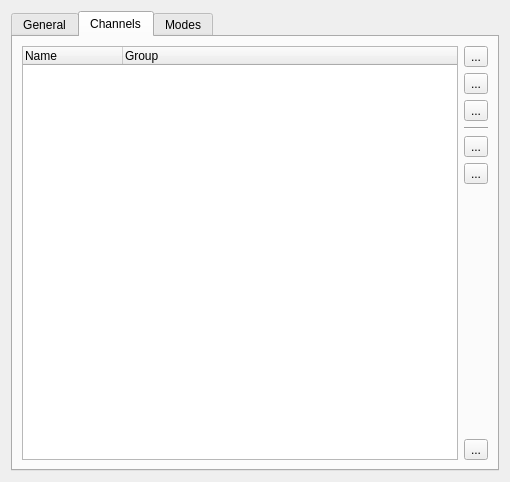
Qt form trunk/fixtureeditor/fixtureeditor.ui (Bondzio/qlc) before a commit.
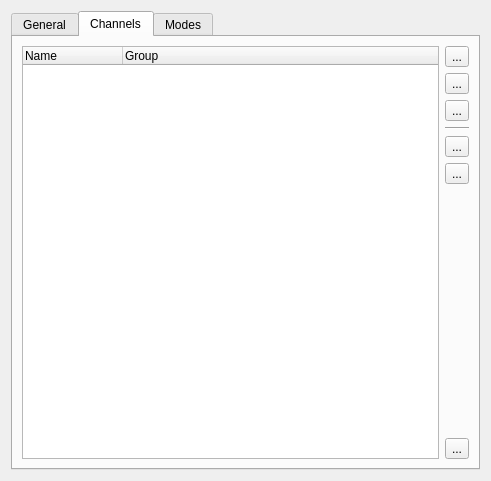
The same form after that commit. The open tabs and pages were chosen to show the change. Icons and pictures are not drawn.

Commit message: Simplified the layout objects in some of the editor windows and resized icons to 32x32

The edit to the form file:
```diff
--- a/trunk/fixtureeditor/fixtureeditor.ui
+++ b/trunk/fixtureeditor/fixtureeditor.ui
@@ -6,15 +6,15 @@
    <rect>
     <x>0</x>
     <y>0</y>
-    <width>510</width>
-    <height>482</height>
+    <width>491</width>
+    <height>481</height>
    </rect>
   </property>
   <property name="windowTitle">
    <string>Fixture</string>
   </property>
-  <layout class="QVBoxLayout" name="verticalLayout">
-   <item>
+  <layout class="QGridLayout" name="gridLayout_3">
+   <item row="0" column="0">
     <widget class="QTabWidget" name="m_tab">
      <property name="currentIndex">
       <number>0</number>
@@ -183,8 +183,8 @@
       <attribute name="title">
        <string>Channels</string>
       </attribute>
-      <layout class="QHBoxLayout">
-       <item>
+      <layout class="QGridLayout" name="gridLayout_2">
+       <item row="0" column="0" rowspan="8">
         <widget class="QTreeWidget" name="m_channelList">
          <property name="alternatingRowColors">
           <bool>true</bool>
@@ -213,9 +213,7 @@
          </column>
         </widget>
        </item>
-       <item>
-        <layout class="QVBoxLayout">
-         <item>
+       <item row="0" column="1">
           <widget class="QToolButton" name="m_addChannelButton">
            <property name="toolTip">
             <string>Add a channel</string>
@@ -229,13 +227,13 @@
            </property>
            <property name="iconSize">
             <size>
-             <width>26</width>
-             <height>26</height>
+           <width>32</width>
+           <height>32</height>
             </size>
            </property>
           </widget>
          </item>
-         <item>
+       <item row="1" column="1">
           <widget class="QToolButton" name="m_removeChannelButton">
            <property name="toolTip">
             <string>Remove the selected channel</string>
@@ -249,13 +247,13 @@
            </property>
            <property name="iconSize">
             <size>
-             <width>26</width>
-             <height>26</height>
+           <width>32</width>
+           <height>32</height>
             </size>
            </property>
           </widget>
          </item>
-         <item>
+       <item row="2" column="1">
           <widget class="QToolButton" name="m_editChannelButton">
            <property name="toolTip">
             <string>Edit the selected channel</string>
@@ -269,20 +267,20 @@
            </property>
            <property name="iconSize">
             <size>
-             <width>26</width>
-             <height>26</height>
+           <width>32</width>
+           <height>32</height>
             </size>
            </property>
           </widget>
          </item>
-         <item>
+       <item row="3" column="1">
           <widget class="Line" name="line_2">
            <property name="orientation">
             <enum>Qt::Horizontal</enum>
            </property>
           </widget>
          </item>
-         <item>
+       <item row="4" column="1">
           <widget class="QToolButton" name="m_copyChannelButton">
            <property name="toolTip">
             <string>Copy the selected channel to the clipboard</string>
@@ -296,13 +294,13 @@
            </property>
            <property name="iconSize">
             <size>
-             <width>26</width>
-             <height>26</height>
+           <width>32</width>
+           <height>32</height>
             </size>
            </property>
           </widget>
          </item>
-         <item>
+       <item row="5" column="1">
           <widget class="QToolButton" name="m_pasteChannelButton">
            <property name="toolTip">
             <string>Paste the channel in clipboard to this fixture</string>
@@ -316,13 +314,13 @@
            </property>
            <property name="iconSize">
             <size>
-             <width>26</width>
-             <height>26</height>
+           <width>32</width>
+           <height>32</height>
             </size>
            </property>
           </widget>
          </item>
-         <item>
+       <item row="6" column="1">
           <spacer>
            <property name="orientation">
             <enum>Qt::Vertical</enum>
@@ -330,12 +328,12 @@
            <property name="sizeHint" stdset="0">
             <size>
              <width>20</width>
-             <height>40</height>
+           <height>124</height>
             </size>
            </property>
           </spacer>
          </item>
-         <item>
+       <item row="7" column="1">
           <widget class="QToolButton" name="m_expandChannelsButton">
            <property name="toolTip">
             <string>Open/close all channel items</string>
@@ -349,13 +347,11 @@
            </property>
            <property name="iconSize">
             <size>
-             <width>26</width>
-             <height>26</height>
+           <width>32</width>
+           <height>32</height>
             </size>
            </property>
           </widget>
-         </item>
-        </layout>
        </item>
       </layout>
      </widget>
```
Left out of the diff: 46 changed lines with no effect on the pictures. Lines whose indentation alone changed are shown as unchanged. The commit also changes 2 other files.
